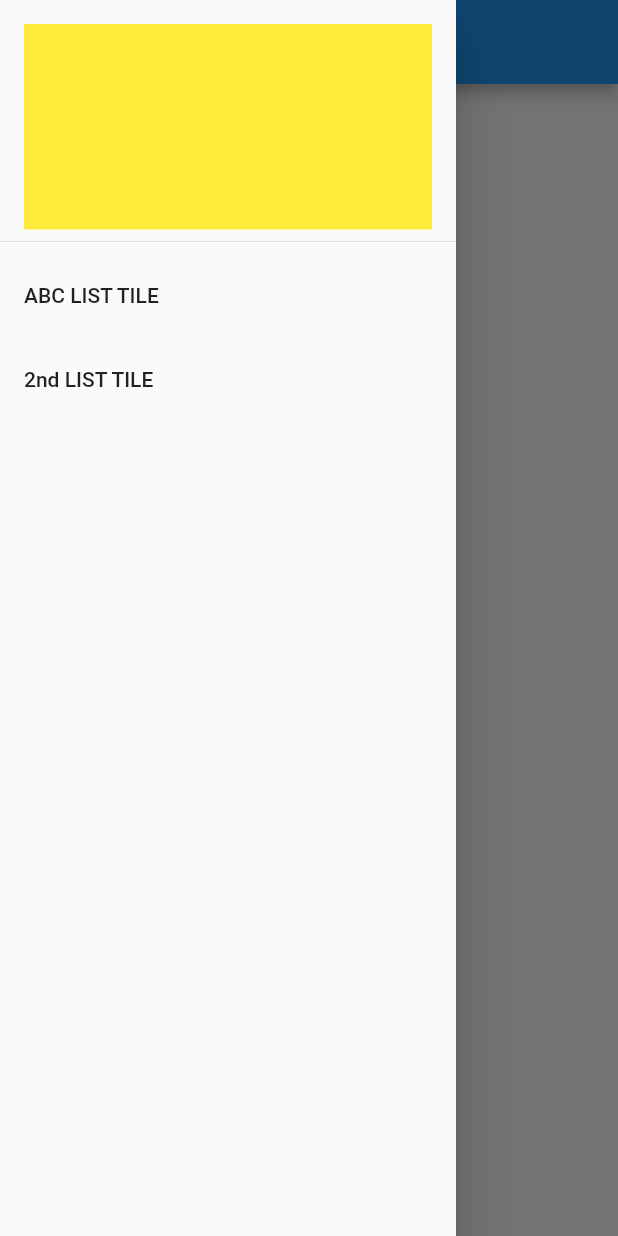
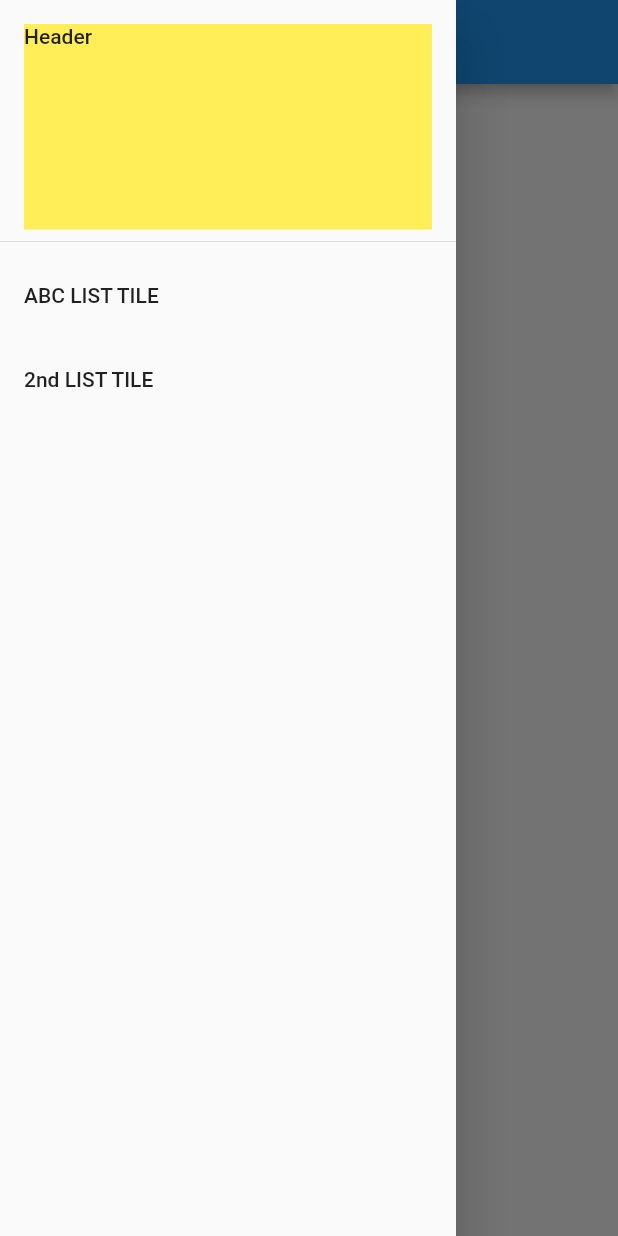
Before and after one commit to Haroon-Zafar/flutter_application_2, a Flutter app: the screen it shows after launch, with the side drawer open, on a phone screen of 412 x 824 dp. Run offline on Flutter 3.47's test engine with Material 2 defaults, Android fonts, the phone set to English and light mode, and no system bars; missing offline and left inert: dart:js.

Commit message:
Same Output using wrapped Text() with Container().

```diff
--- a/lib/main/home.dart
+++ b/lib/main/home.dart
@@ -27,9 +27,8 @@ class _HomeState extends State<Home> {
         child: ListView(
           children: [
             DrawerHeader(
-              child: Container(
-                color: Colors.yellow,
-              ),
+              child:
+                  Container(color: Colors.yellow[400], child: Text("Header")),
             ),
             ListTile(
               title: Text("ABC LIST TILE"),
```
